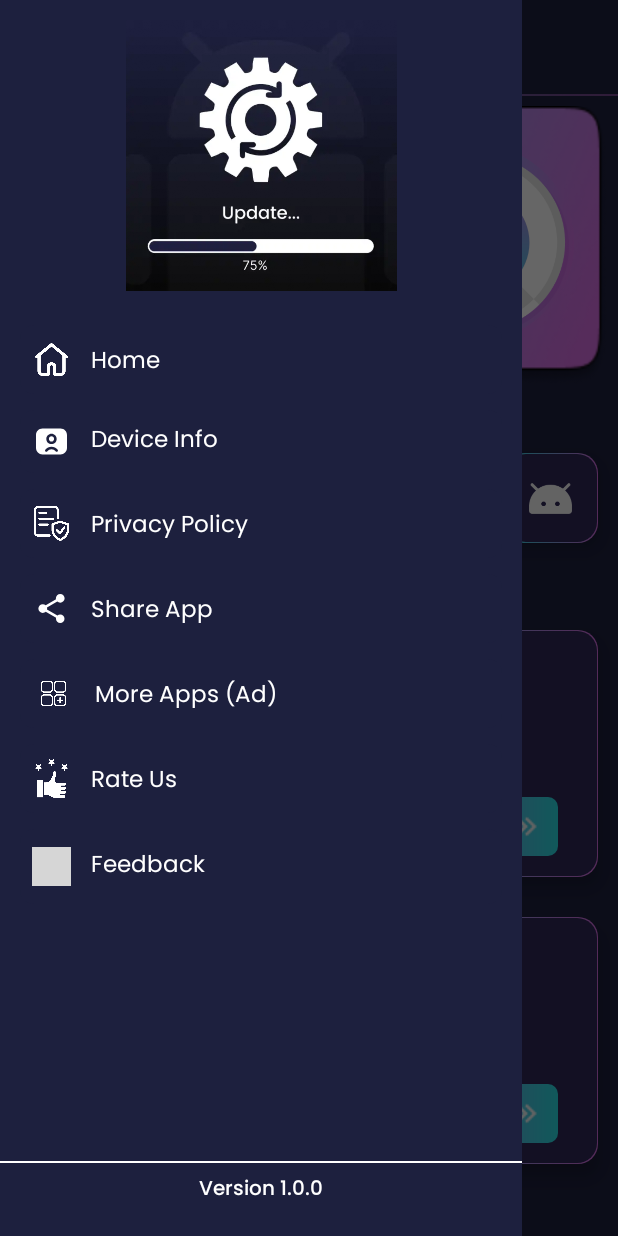
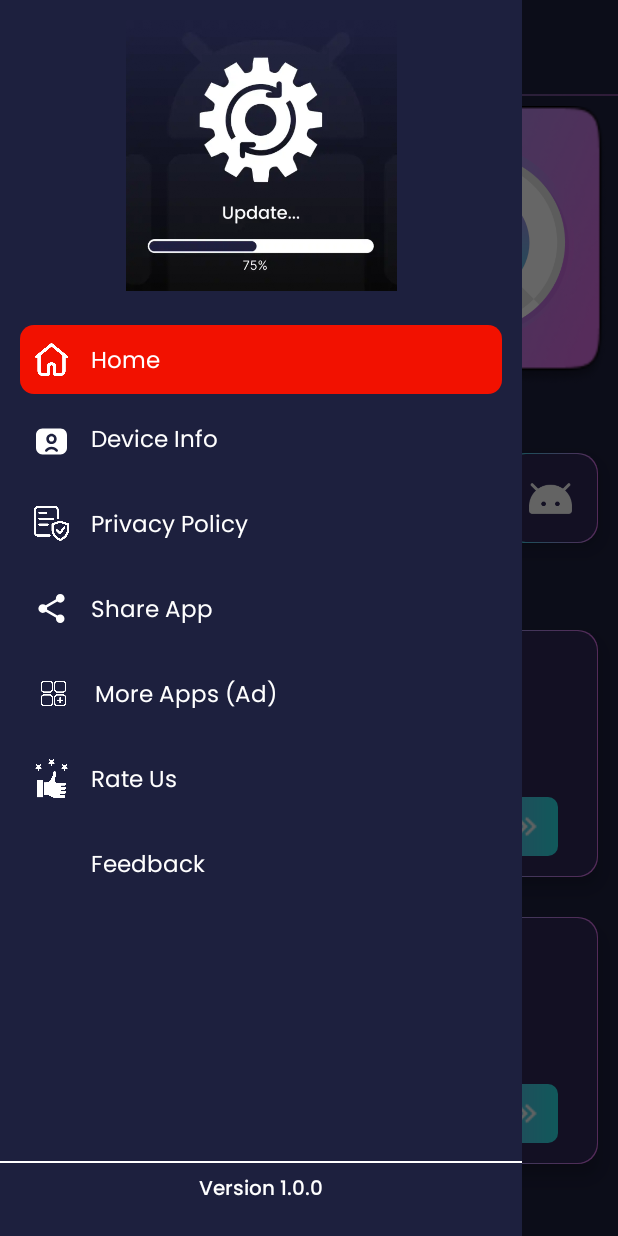
Before and after one commit to Mudassir-ops/SoftwareUpdateNew, an Android app: the screen it shows after launch (MainActivity), with the side drawer open, on a phone screen of 412 x 824 dp. Run offline under Robolectric (Android 15) with nearby library versions, the light colour scheme and no system bars; our stand-ins replace Dagger/Hilt's generated code, EventBus, Room's generated code, data binding, sdp/ssp sizes; pictures from the network do not load; 5 statements that could not run were skipped; grey boxes are pictures that could not be loaded.

Commit message:
*** merging commit for app usage branch

```diff
--- a/app/src/main/res/layout/main_drawer_layout.xml
+++ b/app/src/main/res/layout/main_drawer_layout.xml
@@ -1,6 +1,5 @@
 <?xml version="1.0" encoding="utf-8"?>
-<androidx.constraintlayout.widget.ConstraintLayout
-    xmlns:android="http://schemas.android.com/apk/res/android"
+<androidx.constraintlayout.widget.ConstraintLayout xmlns:android="http://schemas.android.com/apk/res/android"
     xmlns:app="http://schemas.android.com/apk/res-auto"
     android:layout_width="match_parent"
     android:layout_height="match_parent">
@@ -8,8 +7,8 @@
     <androidx.appcompat.widget.AppCompatImageView
         android:layout_width="0dp"
         android:layout_height="0dp"
+        android:padding="@dimen/_10sdp"
         android:rotation="0"
-        android:padding="@dimen/_10sdp"
         app:layout_constraintBottom_toBottomOf="@+id/header_layout"
         app:layout_constraintEnd_toEndOf="@+id/header_layout"
         app:layout_constraintStart_toStartOf="@+id/header_layout"
@@ -20,8 +19,8 @@
         android:id="@+id/header_layout"
         android:layout_width="match_parent"
         android:layout_height="wrap_content"
+        android:background="@drawable/drawer_header_shape"
         android:visibility="invisible"
-        android:background="@drawable/drawer_header_shape"
         app:layout_constraintEnd_toEndOf="parent"
         app:layout_constraintStart_toStartOf="parent"
         app:layout_constraintTop_toTopOf="parent">
@@ -195,14 +194,14 @@
             android:layout_width="0dp"
             android:layout_height="wrap_content"
             android:layout_marginHorizontal="@dimen/_10sdp"
+            android:layout_marginTop="@dimen/_3sdp"
             android:fontFamily="@font/poppins"
             android:text="@string/home"
             android:textColor="@color/white"
             android:textSize="@dimen/_12ssp"
             android:textStyle="normal"
-            android:layout_marginTop="@dimen/_3sdp"
+            app:layout_constraintBottom_toBottomOf="@+id/iv_home"
             app:layout_constraintEnd_toEndOf="@id/drawer_menu_home"
-            app:layout_constraintBottom_toBottomOf="@+id/iv_home"
             app:layout_constraintStart_toEndOf="@+id/iv_home"
             app:layout_constraintTop_toTopOf="@+id/iv_home" />
 
@@ -213,12 +212,12 @@
         android:id="@+id/drawer_menu_device_info"
         android:layout_width="match_parent"
         android:layout_height="wrap_content"
-        android:visibility="visible"
         android:layout_marginHorizontal="@dimen/_10sdp"
         android:layout_marginVertical="@dimen/_8sdp"
         android:background="@drawable/drawer_item_shape"
         android:backgroundTint="@color/main_gradient_start_color"
         android:padding="@dimen/_6sdp"
+        android:visibility="visible"
         app:layout_constraintStart_toStartOf="parent"
         app:layout_constraintTop_toBottomOf="@+id/drawer_menu_home">
 
@@ -315,14 +314,14 @@
             android:layout_width="0dp"
             android:layout_height="wrap_content"
             android:layout_marginHorizontal="@dimen/_10sdp"
+            android:layout_marginTop="@dimen/_3sdp"
             android:fontFamily="@font/poppins"
             android:text="@string/privacy_policy"
             android:textColor="@color/white"
             android:textSize="@dimen/_12ssp"
             android:textStyle="normal"
-            android:layout_marginTop="@dimen/_3sdp"
+            app:layout_constraintBottom_toBottomOf="@+id/iv_privacy_policy"
             app:layout_constraintEnd_toEndOf="@id/drawer_menu_privacy_policy"
-            app:layout_constraintBottom_toBottomOf="@+id/iv_privacy_policy"
             app:layout_constraintStart_toEndOf="@+id/iv_privacy_policy"
             app:layout_constraintTop_toTopOf="@+id/iv_privacy_policy" />
 
@@ -355,14 +354,14 @@
             android:layout_width="0dp"
             android:layout_height="wrap_content"
             android:layout_marginHorizontal="@dimen/_10sdp"
+            android:layout_marginTop="@dimen/_3sdp"
             android:fontFamily="@font/poppins"
             android:text="@string/share_app"
             android:textColor="@color/white"
-            android:layout_marginTop="@dimen/_3sdp"
-            app:layout_constraintEnd_toEndOf="@id/drawer_menu_share_app"
             android:textSize="@dimen/_12ssp"
             android:textStyle="normal"
             app:layout_constraintBottom_toBottomOf="@+id/iv_share_app"
+            app:layout_constraintEnd_toEndOf="@id/drawer_menu_share_app"
             app:layout_constraintStart_toEndOf="@+id/iv_share_app"
             app:layout_constraintTop_toTopOf="@+id/iv_share_app" />
 
@@ -395,14 +394,14 @@
             android:layout_width="0dp"
             android:layout_height="wrap_content"
             android:layout_marginHorizontal="@dimen/_10sdp"
+            android:layout_marginTop="@dimen/_3sdp"
             android:fontFamily="@font/poppins"
             android:text="@string/more_apps_ad"
             android:textColor="@color/white"
             android:textSize="@dimen/_12ssp"
-            android:layout_marginTop="@dimen/_3sdp"
-            app:layout_constraintEnd_toEndOf="@id/drawer_menu_more_app"
             android:textStyle="normal"
             app:layout_constraintBottom_toBottomOf="@+id/iv_more_app"
+            app:layout_constraintEnd_toEndOf="@id/drawer_menu_more_app"
             app:layout_constraintStart_toEndOf="@+id/iv_more_app"
             app:layout_constraintTop_toTopOf="@+id/iv_more_app" />
 
@@ -435,14 +434,14 @@
             android:layout_width="0dp"
             android:layout_height="wrap_content"
             android:layout_marginHorizontal="@dimen/_10sdp"
+            android:layout_marginTop="@dimen/_3sdp"
             android:fontFamily="@font/poppins"
             android:text="@string/rate_us"
             android:textColor="@color/white"
             android:textSize="@dimen/_12ssp"
-            android:layout_marginTop="@dimen/_3sdp"
-            app:layout_constraintEnd_toEndOf="@id/drawer_menu_rate_us"
             android:textStyle="normal"
             app:layout_constraintBottom_toBottomOf="@+id/iv_rate_us"
+            app:layout_constraintEnd_toEndOf="@id/drawer_menu_rate_us"
             app:layout_constraintStart_toEndOf="@+id/iv_rate_us"
             app:layout_constraintTop_toTopOf="@+id/iv_rate_us" />
 
@@ -467,22 +466,21 @@
             android:tint="@color/white"
             app:layout_constraintBottom_toBottomOf="parent"
             app:layout_constraintStart_toStartOf="parent"
-            app:layout_constraintTop_toTopOf="parent"
-            app:srcCompat="@drawable/ic_feedback" />
-
+            app:layout_constraintTop_toTopOf="parent" />
+        <!--app:srcCompat="@drawable/ic_feedback"-->
         <com.google.android.material.textview.MaterialTextView
             android:layout_width="0dp"
             android:layout_height="wrap_content"
             android:layout_marginHorizontal="@dimen/_10sdp"
+            android:layout_marginBottom="@dimen/_3sdp"
             android:fontFamily="@font/poppins"
+            android:paddingTop="@dimen/_3sdp"
             android:text="@string/feedback"
             android:textColor="@color/white"
             android:textSize="@dimen/_12ssp"
-            android:paddingTop="@dimen/_3sdp"
-            android:layout_marginBottom="@dimen/_3sdp"
             android:textStyle="normal"
+            app:layout_constraintBottom_toBottomOf="@+id/iv_feedback"
             app:layout_constraintEnd_toEndOf="@id/drawer_menu_feedback"
-            app:layout_constraintBottom_toBottomOf="@+id/iv_feedback"
             app:layout_constraintStart_toEndOf="@+id/iv_feedback"
             app:layout_constraintTop_toTopOf="@+id/iv_feedback" />
 
```
Also changed, not shown: app/src/main/java/com/example/softwareupdate/ui/fragments/home/HomeFragment.kt (+14 -22 lines), app/src/main/java/com/example/softwareupdate/utils/Extension.kt (+36 -33 lines), 6 other files.
